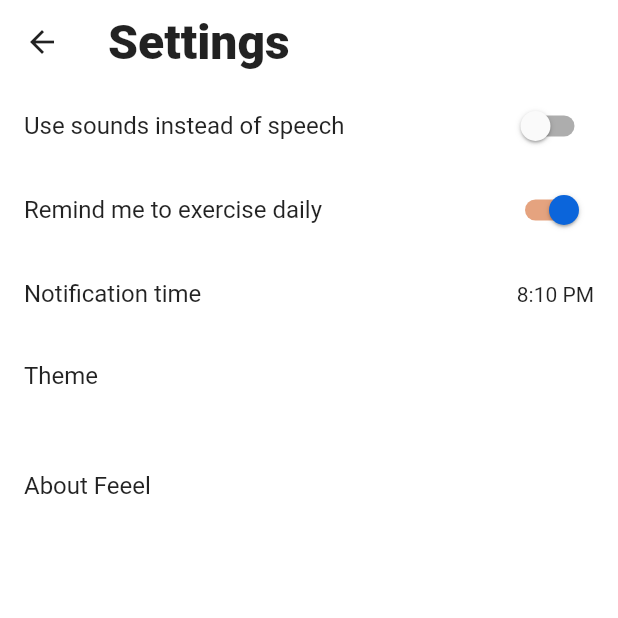
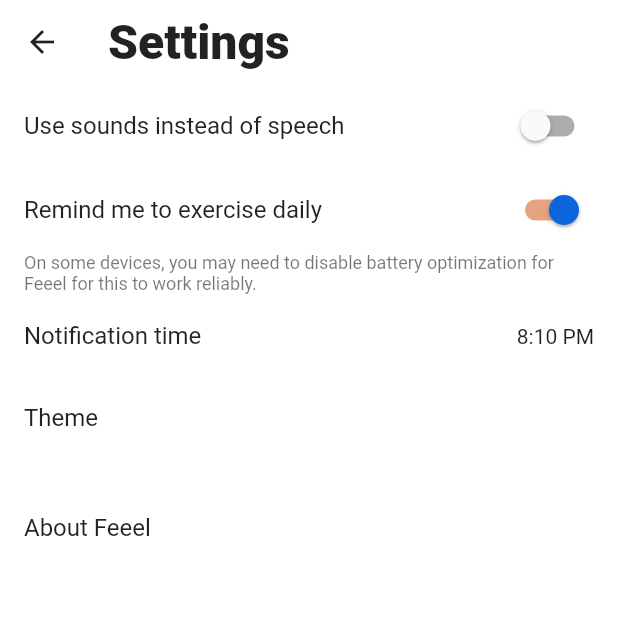
Before and after one commit to EnjoyingFOSS/feeel, a Flutter app: the SettingsScreen screen opened directly, after a tap on "Remind me to exercise daily", on a phone screen of 412 x 824 dp, the top half of it. Run offline on Flutter 3.47's test engine with Material 2 defaults, Android fonts, the phone set to English and light mode, and no system bars; our stand-ins replace adaptive_theme, audioplayers, flutter_local_notifications, flutter_native_timezone, flutter_tts, i18n_extension and 7 more; missing offline and left inert: about, drag_list, flutter_mailer, image_picker_for_web, shared_preferences_web, wakelock_web; accounts and stored records are empty.

Commit message:
Adding note about battery optimization

```diff
--- a/lib/screens/settings.dart
+++ b/lib/screens/settings.dart
@@ -19,6 +19,8 @@
 //
 // You should have received a copy of the GNU Affero General Public License
 // along with Feeel.  If not, see <http://www.gnu.org/licenses/>.
+
+import 'dart:io';
 
 import 'package:about/about.dart';
 import 'package:adaptive_theme/adaptive_theme.dart';
@@ -99,6 +101,14 @@ class _SettingsScreenState extends State<SettingsScreen> {
                             settingsBundle.preferences);
                       },
                     ),
+                    if (notificationTime != null && Platform.isAndroid)
+                      Padding(
+                          padding: EdgeInsets.symmetric(horizontal: 16),
+                          child: Text(
+                            "On some devices, you may need to disable battery optimization for Feeel for this to work reliably."
+                                .i18n,
+                            style: Theme.of(context).textTheme.caption,
+                          )),
                     if (notificationTime != null)
                       ListTile(
                         title: Text("Notification time".i18n),
--- a/strings/ui/en.json
+++ b/strings/ui/en.json
@@ -44,6 +44,7 @@
     "txtThemeSystem": "System default",
     "txtThemeLight": "Light",
     "txtThemeDark": "Dark",
+    "txtBatteryOptimization": "On some devices, you may need to disable battery optimization for Feeel for this to work reliably.",
     "btnStartWorkout": "Start workout",
     "btnResumeWorkout": "Resume workout",
     "btnPreviousExercise": "Previous exercise",
```
